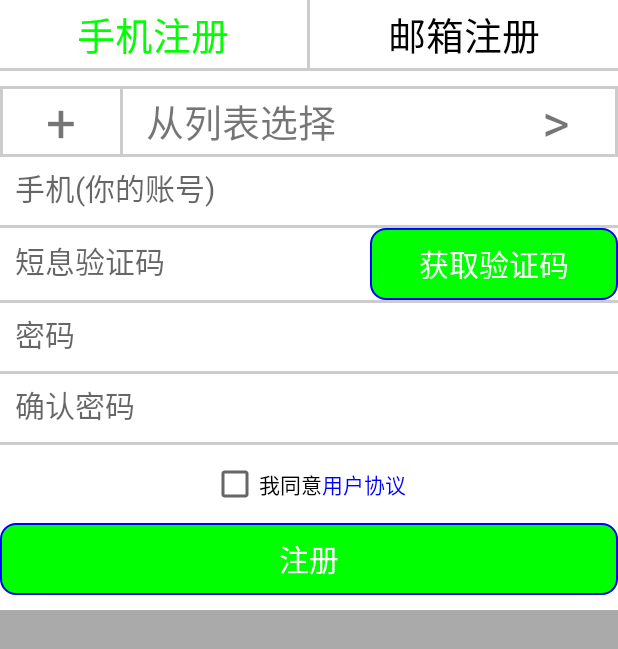
After one commit to yikedashu123/zhgt, an Android app: the PhoneFragment screen opened directly, with no data from a screen before it, on a phone screen of 412 x 824 dp. The commit adds this screen. Shown: the top 649 px of the screen. Run offline under Robolectric (Android 15) with nearby library versions, the phone set to English and light mode, and no system bars.

Commit message:
登陆注册页面

```diff
--- a/app/build.gradle
+++ b/app/build.gradle
@@ -22,6 +22,7 @@ dependencies {
     implementation fileTree(dir: 'libs', include: ['*.jar'])
     implementation 'com.android.support:appcompat-v7:28.0.0-alpha3'
     implementation 'com.android.support.constraint:constraint-layout:1.1.2'
+    implementation 'com.android.support:support-v4:28.0.0-alpha3'
     testImplementation 'junit:junit:4.12'
     androidTestImplementation 'com.android.support.test:runner:1.0.2'
     androidTestImplementation 'com.android.support.test.espresso:espresso-core:3.0.2'
--- a/app/src/main/AndroidManifest.xml
+++ b/app/src/main/AndroidManifest.xml
@@ -16,6 +16,8 @@
                 <category android:name="android.intent.category.LAUNCHER" />
             </intent-filter>
         </activity>
+        <activity android:name=".loginandre.MainUIActivity" />
+        <activity android:name=".loginandre.RegisteredActivity"></activity>
     </application>
 
 </manifest>
--- /dev/null
+++ b/app/src/main/java/com/example/lenovo/androidtext1_1/loginandre/PhoneFragment.java
@@ -0,0 +1,20 @@
+package com.example.lenovo.androidtext1_1.loginandre;
+
+import android.content.Context;
+import android.net.Uri;
+import android.os.Bundle;
+import android.support.v4.app.Fragment;
+import android.view.LayoutInflater;
+import android.view.View;
+import android.view.ViewGroup;
+
+import com.example.lenovo.androidtext1_1.R;
+public class PhoneFragment extends Fragment {
+
+    @Override
+    public View onCreateView(LayoutInflater inflater, ViewGroup container,
+                             Bundle savedInstanceState) {
+        // Inflate the layout for this fragment
+        return inflater.inflate(R.layout.fragment_phone, container, false);
+    }
+}
--- /dev/null
+++ b/app/src/main/java/com/example/lenovo/androidtext1_1/loginandre/RegisteredActivity.java
@@ -0,0 +1,59 @@
+package com.example.lenovo.androidtext1_1.loginandre;
+
+import android.graphics.Color;
+import android.support.v4.app.FragmentManager;
+import android.support.v4.app.FragmentTransaction;
+import android.support.v7.app.AppCompatActivity;
+import android.os.Bundle;
+import android.view.View;
+import android.widget.Button;
+
+import com.example.lenovo.androidtext1_1.R;
+
+public class RegisteredActivity extends AppCompatActivity implements View.OnClickListener {
+    Button mPhone,mEmail;
+    private FragmentManager manager;
+    private FragmentTransaction transaction;
+
+    @Override
+    protected void onCreate(Bundle savedInstanceState) {
+        super.onCreate(savedInstanceState);
+        setContentView(R.layout.activity_registered);
+        mEmail=findViewById(R.id.btn_email);
+        mPhone=findViewById(R.id.btn_phone);
+        initData();
+    }
+//初始化数据
+    private void initData() {
+        mPhone.setTextColor(Color.GREEN);
+        mEmail.setOnClickListener(this);
+        mPhone.setOnClickListener(this);
+        manager = getSupportFragmentManager();
+        transaction = manager.beginTransaction();
+        transaction.replace(R.id.fl_layout,new PhoneFragment(),"ss");
+        transaction.commit();
+    }
+
+    @Override
+    public void onClick(View view) {
+        switch (view.getId())
+        {
+            case R.id.btn_phone:
+                mPhone.setTextColor(Color.GREEN);
+                mEmail.setTextColor(Color.BLACK);
+                manager = getSupportFragmentManager();
+                transaction = manager.beginTransaction();
+                transaction.replace(R.id.fl_layout,new PhoneFragment(),"ss");
+                transaction.commit();
+                break;
+            case R.id.btn_email:
+                mEmail.setTextColor(Color.GREEN);
+                mPhone.setTextColor(Color.BLACK);
+                manager=getSupportFragmentManager();
+                transaction= manager.beginTransaction();
+                transaction.replace(R.id.fl_layout,new EmailFragment(),"ss");
+                transaction.commit();
+                break;
+        }
+    }
+}
--- /dev/null
+++ b/app/src/main/res/drawable/btn_style.xml
@@ -0,0 +1,5 @@
+<?xml version="1.0" encoding="utf-8"?>
+<shape xmlns:android="http://schemas.android.com/apk/res/android">
+    <corners android:radius="10dp"></corners>
+    <gradient android:endColor="#DDD" android:startColor="#ccc"/>
+</shape>
--- /dev/null
+++ b/app/src/main/res/drawable/edittext.xml
@@ -0,0 +1,4 @@
+<?xml version="1.0" encoding="utf-8"?>
+<shape xmlns:android="http://schemas.android.com/apk/res/android">
+    <stroke android:color="#000" android:width="2dp"/>
+</shape>
--- /dev/null
+++ b/app/src/main/res/drawable/radius.xml
@@ -0,0 +1,4 @@
+<?xml version="1.0" encoding="utf-8"?>
+<shape xmlns:android="http://schemas.android.com/apk/res/android">
+    <stroke android:color="#CCC" android:width="2dp"/>
+</shape>
--- /dev/null
+++ b/app/src/main/res/drawable/zc_btn.xml
@@ -0,0 +1,6 @@
+<?xml version="1.0" encoding="utf-8"?>
+<shape xmlns:android="http://schemas.android.com/apk/res/android">
+    <corners android:radius="10dp"></corners>
+    <gradient android:endColor="#0f0" android:startColor="#0f0"/>
+    <stroke android:color="#00f" android:width="1dp"></stroke>
+</shape>
--- /dev/null
+++ b/app/src/main/res/layout/activity_registered.xml
@@ -0,0 +1,48 @@
+<?xml version="1.0" encoding="utf-8"?>
+<LinearLayout xmlns:android="http://schemas.android.com/apk/res/android"
+    xmlns:app="http://schemas.android.com/apk/res-auto"
+    xmlns:tools="http://schemas.android.com/tools"
+    android:layout_width="match_parent"
+    android:layout_height="match_parent"
+    tools:context=".loginandre.RegisteredActivity"
+    android:orientation="vertical"
+    android:background="#aaa">
+    <RadioGroup
+        android:layout_width="match_parent"
+        android:layout_height="45dp"
+        android:orientation="horizontal"
+        android:background="#fff">
+        <RadioButton
+            android:id="@+id/btn_phone"
+            android:layout_width="0dp"
+            android:layout_weight="1"
+            android:layout_height="wrap_content"
+            android:button="@null"
+            android:textSize="25dp"
+            android:text="手机注册"
+            android:gravity="center"
+            android:layout_gravity="center_vertical"/>
+        <View
+            android:layout_width="2dp"
+            android:layout_height="match_parent"
+            android:background="#CCC"/>
+        <RadioButton
+            android:id="@+id/btn_email"
+            android:layout_width="0dp"
+            android:layout_weight="1"
+            android:text="邮箱注册"
+            android:button="@null"
+            android:textSize="25dp"
+            android:layout_height="wrap_content"
+            android:gravity="center"
+            android:layout_gravity="center_vertical"/>
+    </RadioGroup>
+   <FrameLayout
+       android:id="@+id/fl_layout"
+       android:layout_width="match_parent"
+       android:layout_height="wrap_content"
+       android:layout_marginBottom="10dp">
+   </FrameLayout>
+
+
+</LinearLayout>
--- /dev/null
+++ b/app/src/main/res/layout/fragment_phone.xml
@@ -0,0 +1,140 @@
+<?xml version="1.0" encoding="utf-8"?>
+<LinearLayout xmlns:android="http://schemas.android.com/apk/res/android"
+    xmlns:tools="http://schemas.android.com/tools"
+    android:layout_width="match_parent"
+    android:layout_height="wrap_content"
+    tools:context=".loginandre.PhoneFragment"
+    android:orientation="vertical"
+    android:background="#fff">
+
+    <View
+        android:layout_width="match_parent"
+        android:layout_height="2dp"
+        android:background="#CCC"/>
+    <LinearLayout
+        android:layout_width="match_parent"
+        android:layout_height="wrap_content"
+        android:orientation="horizontal"
+        android:background="@drawable/radius"
+        android:layout_marginTop="10dp">
+        <TextView
+            android:layout_width="0dp"
+            android:layout_weight="2"
+            android:layout_height="wrap_content"
+            android:text="+"
+            android:textSize="35dp"
+            android:gravity="center"
+            android:background="@drawable/radius"
+            />
+        <TextView
+            android:layout_width="0dp"
+            android:layout_weight="6"
+            android:layout_height="wrap_content"
+            android:text="从列表选择"
+            android:textSize="25sp"
+            android:layout_gravity="center"
+            android:paddingLeft="15dp"
+            />
+        <TextView
+            android:layout_width="0dp"
+            android:layout_weight="2"
+            android:layout_height="wrap_content"
+            android:text=">"
+            android:textSize="35dp"
+            android:gravity="center"
+            />
+    </LinearLayout>
+    <EditText
+        android:layout_width="match_parent"
+        android:layout_height="45dp"
+        android:hint="手机(你的账号)"
+        android:textSize="20dp"
+        android:gravity="center_vertical"
+        android:padding="10dp"
+        android:background="@null"
+        />
+    <View
+        android:layout_width="match_parent"
+        android:layout_height="2dp"
+        android:background="#CCC"/>
+    <LinearLayout
+        android:layout_width="match_parent"
+        android:layout_height="wrap_content"
+        android:orientation="horizontal"
+        android:gravity="center_vertical">
+        <EditText
+            android:layout_width="0dp"
+            android:layout_weight="6"
+            android:layout_height="45dp"
+            android:hint="短息验证码"
+            android:textSize="20dp"
+            android:gravity="center_vertical"
+            android:padding="10dp"
+            android:background="@null"
+            />
+        <Button
+            android:layout_width="0dp"
+            android:layout_weight="4"
+            android:layout_height="wrap_content"
+            android:text="获取验证码"
+            android:textColor="#fff"
+            android:textSize="20sp"
+            android:background="@drawable/zc_btn"/>
+    </LinearLayout>
+    <View
+        android:layout_width="match_parent"
+        android:layout_height="2dp"
+        android:background="#CCC"/>
+    <EditText
+        android:layout_width="match_parent"
+        android:layout_height="45dp"
+        android:hint="密码"
+        android:textSize="20dp"
+        android:gravity="center_vertical"
+        android:padding="10dp"
+        android:background="@null"
+        />
+    <View
+        android:layout_width="match_parent"
+        android:layout_height="2dp"
+        android:background="#CCC"/>
+    <EditText
+        android:layout_width="match_parent"
+        android:layout_height="45dp"
+        android:hint="确认密码"
+        android:textSize="20dp"
+        android:gravity="center_vertical"
+        android:padding="10dp"
+        android:background="@null"
+        />
+    <View
+        android:layout_width="match_parent"
+        android:layout_height="2dp"
+        android:background="#CCC"/>
+    <LinearLayout
+        android:layout_width="match_parent"
+        android:layout_height="wrap_content"
+        android:orientation="horizontal"
+        android:layout_marginBottom="10dp"
+        android:layout_marginTop="10dp"
+        android:gravity="center">
+        <CheckBox
+            android:layout_width="wrap_content"
+            android:layout_height="wrap_content"
+            android:text="我同意"/>
+        <TextView
+            android:layout_width="wrap_content"
+            android:layout_height="wrap_content"
+            android:textColor="#00f"
+            android:text="用户协议"/>
+    </LinearLayout>
+    <Button
+        android:layout_width="match_parent"
+        android:layout_height="wrap_content"
+        android:text="注册"
+        android:textColor="#fff"
+        android:textSize="20sp"
+        android:layout_marginBottom="10dp"
+        android:background="@drawable/zc_btn"/>
+
+</LinearLayout>
--- a/app/src/main/res/values/strings.xml
+++ b/app/src/main/res/values/strings.xml
@@ -1,3 +1,6 @@
 <resources>
     <string name="app_name">AndroidText1_1</string>
+
+    <!-- TODO: Remove or change this placeholder text -->
+    <string name="hello_blank_fragment">Hello blank fragment</string>
 </resources>
```
Also changed, not shown: app/src/main/java/com/example/lenovo/androidtext1_1/MainActivity.java (+43 -1 lines), app/src/main/java/com/example/lenovo/androidtext1_1/loginandre/EmailFragment.java (added, +20 -0 lines), app/src/main/java/com/example/lenovo/androidtext1_1/loginandre/MainUIActivity.java (added, +48 -0 lines), app/src/main/res/layout/activity_main_ui.xml (added, +76 -0 lines), app/src/main/res/layout/fragment_email.xml (added, +14 -0 lines), app/src/main/res/drawable/head.png (added).
